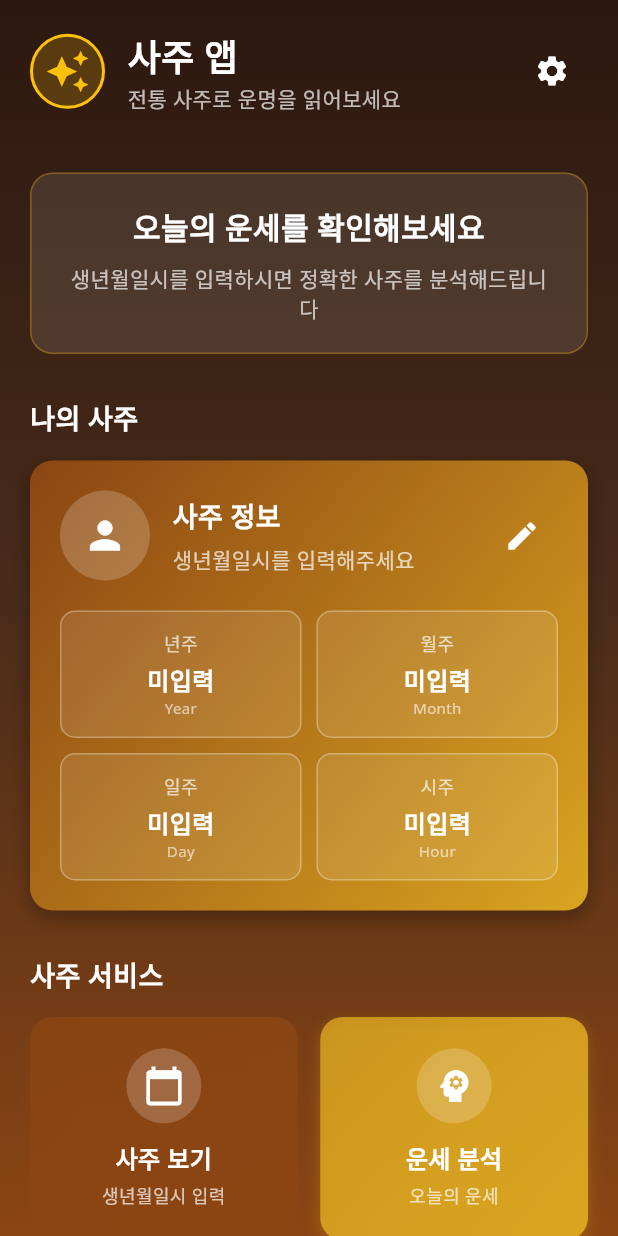
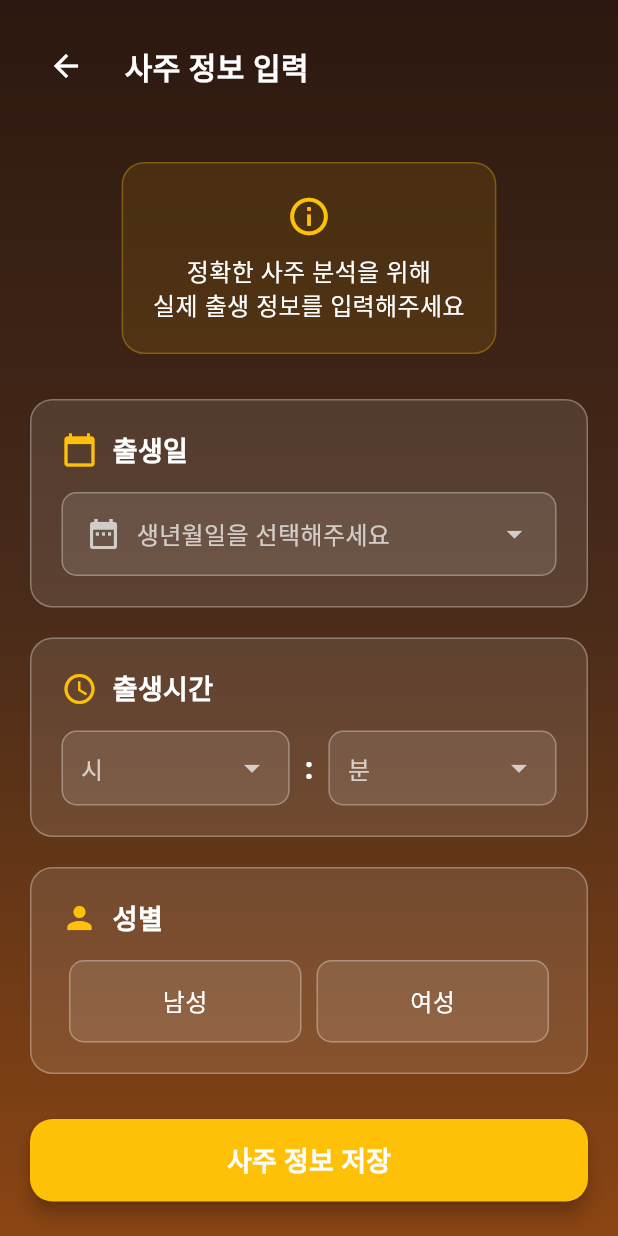
Before and after one commit to suhyun007/saju, a Flutter app: the screen it shows after launch, after a tap on the "edit" icon, on a phone screen of 412 x 824 dp. Run offline on Flutter 3.47's test engine with Material 3 defaults, Android fonts, the phone set to English and light mode, and no system bars; our stand-ins replace google_fonts, shared_preferences.

Commit message:
두번째 ㅎㅎ

```diff
--- /dev/null
+++ b/lib/models/saju_info.dart
@@ -0,0 +1,55 @@
+class SajuInfo {
+  final DateTime birthDate;
+  final int birthHour;
+  final int birthMinute;
+  final String gender;
+  final DateTime createdAt;
+
+  SajuInfo({
+    required this.birthDate,
+    required this.birthHour,
+    required this.birthMinute,
+    required this.gender,
+    DateTime? createdAt,
+  }) : createdAt = createdAt ?? DateTime.now();
+
+  // JSON 직렬화를 위한 메서드
+  Map<String, dynamic> toJson() {
+    return {
+      'birthDate': birthDate.toIso8601String(),
+      'birthHour': birthHour,
+      'birthMinute': birthMinute,
+      'gender': gender,
+      'createdAt': createdAt.toIso8601String(),
+    };
+  }
+
+  // JSON에서 객체 생성
+  factory SajuInfo.fromJson(Map<String, dynamic> json) {
+    return SajuInfo(
+      birthDate: DateTime.parse(json['birthDate']),
+      birthHour: json['birthHour'],
+      birthMinute: json['birthMinute'],
+      gender: json['gender'],
+      createdAt: DateTime.parse(json['createdAt']),
+    );
+  }
+
+  // 사주 계산을 위한 간단한 메서드들
+  String get yearText => '${birthDate.year}년';
+  String get monthText => '${birthDate.month}월';
+  String get dayText => '${birthDate.day}일';
+  String get timeText => '${birthHour.toString().padLeft(2, '0')}:${birthMinute.toString().padLeft(2, '0')}';
+
+  // 간단한 사주 정보 (실제로는 더 복잡한 계산이 필요)
+  String get yearSaju => _calculateSaju(birthDate.year);
+  String get monthSaju => _calculateSaju(birthDate.month);
+  String get daySaju => _calculateSaju(birthDate.day);
+  String get hourSaju => _calculateSaju(birthHour);
+
+  // 간단한 사주 계산 (실제로는 음력 변환과 천간지지 계산이 필요)
+  String _calculateSaju(int value) {
+    final sajuList = ['갑', '을', '병', '정', '무', '기', '경', '신', '임', '계'];
+    return sajuList[value % 10];
+  }
+}
--- /dev/null
+++ b/lib/screens/saju_input_screen.dart
@@ -0,0 +1,531 @@
+import 'package:flutter/material.dart';
+import 'package:google_fonts/google_fonts.dart';
+import '../models/saju_info.dart';
+import '../services/saju_service.dart';
+
+class SajuInputScreen extends StatefulWidget {
+  const SajuInputScreen({super.key});
+
+  @override
+  State<SajuInputScreen> createState() => _SajuInputScreenState();
+}
+
+class _SajuInputScreenState extends State<SajuInputScreen> {
+  final _formKey = GlobalKey<FormState>();
+  DateTime? _selectedDate;
+  String? _selectedHour;
+  String? _selectedMinute;
+  String? _selectedGender;
+
+  final List<String> _genders = ['남성', '여성'];
+  final List<String> _hours = List.generate(24, (index) => index.toString().padLeft(2, '0'));
+  final List<String> _minutes = List.generate(60, (index) => index.toString().padLeft(2, '0'));
+
+  @override
+  Widget build(BuildContext context) {
+    return Scaffold(
+      body: Container(
+        decoration: const BoxDecoration(
+          gradient: LinearGradient(
+            begin: Alignment.topCenter,
+            end: Alignment.bottomCenter,
+            colors: [
+              Color(0xFF2C1810),
+              Color(0xFF4A2C1A),
+              Color(0xFF8B4513),
+            ],
+          ),
+        ),
+        child: SafeArea(
+          child: Column(
+            children: [
+              // 헤더
+              _buildHeader(),
+
+              // 메인 콘텐츠
+              Expanded(
+                child: SingleChildScrollView(
+                  padding: const EdgeInsets.all(20),
+                  child: Form(
+                    key: _formKey,
+                    child: Column(
+                      children: [
+                        // 안내 메시지
+                        _buildInfoMessage(),
+
+                        const SizedBox(height: 30),
+
+                        // 생년월일 입력
+                        _buildDateInput(),
+
+                        const SizedBox(height: 20),
+
+                        // 출생시간 입력
+                        _buildTimeInput(),
+
+                        const SizedBox(height: 20),
+
+                        // 성별 선택
+                        _buildGenderInput(),
+
+                        const SizedBox(height: 30),
+
+                        // 저장 버튼
+                        _buildSaveButton(),
+                      ],
+                    ),
+                  ),
+                ),
+              ),
+            ],
+          ),
+        ),
+      ),
+    );
+  }
+
+  Widget _buildHeader() {
+    return Container(
+      padding: const EdgeInsets.all(20),
+      child: Row(
+        children: [
+          IconButton(
+            onPressed: () => Navigator.pop(context),
+            icon: const Icon(
+              Icons.arrow_back,
+              color: Colors.white,
+            ),
+          ),
+          const SizedBox(width: 15),
+          Text(
+            '사주 정보 입력',
+            style: GoogleFonts.notoSans(
+              fontSize: 20,
+              fontWeight: FontWeight.bold,
+              color: Colors.white,
+            ),
+          ),
+        ],
+      ),
+    );
+  }
+
+  Widget _buildInfoMessage() {
+    return Container(
+      padding: const EdgeInsets.all(20),
+      decoration: BoxDecoration(
+        color: Colors.amber.withOpacity(0.1),
+        borderRadius: BorderRadius.circular(15),
+        border: Border.all(color: Colors.amber.withOpacity(0.3)),
+      ),
+      child: Column(
+        children: [
+          const Icon(
+            Icons.info_outline,
+            color: Colors.amber,
+            size: 30,
+          ),
+          const SizedBox(height: 10),
+          Text(
+            '정확한 사주 분석을 위해\n실제 출생 정보를 입력해주세요',
+            style: GoogleFonts.notoSans(
+              fontSize: 16,
+              fontWeight: FontWeight.w500,
+              color: Colors.white,
+            ),
+            textAlign: TextAlign.center,
+          ),
+        ],
+      ),
+    );
+  }
+
+  Widget _buildDateInput() {
+    return Container(
+      padding: const EdgeInsets.all(20),
+      decoration: BoxDecoration(
+        color: Colors.white.withOpacity(0.1),
+        borderRadius: BorderRadius.circular(15),
+        border: Border.all(color: Colors.white.withOpacity(0.3)),
+      ),
+      child: Column(
+        crossAxisAlignment: CrossAxisAlignment.start,
+        children: [
+          Row(
+            children: [
+              const Icon(
+                Icons.calendar_today,
+                color: Colors.amber,
+                size: 24,
+              ),
+              const SizedBox(width: 10),
+              Text(
+                '출생일',
+                style: GoogleFonts.notoSans(
+                  fontSize: 18,
+                  fontWeight: FontWeight.bold,
+                  color: Colors.white,
+                ),
+              ),
+            ],
+          ),
+          const SizedBox(height: 15),
+          InkWell(
+            onTap: _selectDate,
+            child: Container(
+              padding: const EdgeInsets.all(15),
+              decoration: BoxDecoration(
+                color: Colors.white.withOpacity(0.1),
+                borderRadius: BorderRadius.circular(10),
+                border: Border.all(color: Colors.white.withOpacity(0.3)),
+              ),
+              child: Row(
+                children: [
+                  const Icon(
+                    Icons.date_range,
+                    color: Colors.white70,
+                  ),
+                  const SizedBox(width: 10),
+                  Expanded(
+                    child: Text(
+                      _selectedDate != null
+                          ? '${_selectedDate!.year}년 ${_selectedDate!.month}월 ${_selectedDate!.day}일'
+                          : '생년월일을 선택해주세요',
+                      style: GoogleFonts.notoSans(
+                        fontSize: 16,
+                        color: _selectedDate != null ? Colors.white : Colors.white70,
+                      ),
+                    ),
+                  ),
+                  const Icon(
+                    Icons.arrow_drop_down,
+                    color: Colors.white70,
+                  ),
+                ],
+              ),
+            ),
+          ),
+        ],
+      ),
+    );
+  }
+
+  Widget _buildTimeInput() {
+    return Container(
+      padding: const EdgeInsets.all(20),
+      decoration: BoxDecoration(
+        color: Colors.white.withOpacity(0.1),
+        borderRadius: BorderRadius.circular(15),
+        border: Border.all(color: Colors.white.withOpacity(0.3)),
+      ),
+      child: Column(
+        crossAxisAlignment: CrossAxisAlignment.start,
+        children: [
+          Row(
+            children: [
+              const Icon(
+                Icons.access_time,
+                color: Colors.amber,
+                size: 24,
+              ),
+              const SizedBox(width: 10),
+              Text(
+                '출생시간',
+                style: GoogleFonts.notoSans(
+                  fontSize: 18,
+                  fontWeight: FontWeight.bold,
+                  color: Colors.white,
+                ),
+              ),
+            ],
+          ),
+          const SizedBox(height: 15),
+          Row(
+            children: [
+              // 시간 선택
+              Expanded(
+                child: Container(
+                  padding: const EdgeInsets.symmetric(horizontal: 12),
+                  decoration: BoxDecoration(
+                    color: Colors.white.withOpacity(0.1),
+                    borderRadius: BorderRadius.circular(10),
+                    border: Border.all(color: Colors.white.withOpacity(0.3)),
+                  ),
+                  child: DropdownButtonHideUnderline(
+                    child: DropdownButton<String>(
+                      value: _selectedHour,
+                      hint: Text(
+                        '시',
+                        style: GoogleFonts.notoSans(
+                          fontSize: 16,
+                          color: Colors.white70,
+                        ),
+                      ),
+                      dropdownColor: const Color(0xFF4A2C1A),
+                      style: GoogleFonts.notoSans(
+                        fontSize: 16,
+                        color: Colors.white,
+                      ),
+                      icon: const Icon(
+                        Icons.arrow_drop_down,
+                        color: Colors.white70,
+                      ),
+                      items: _hours.map((String hour) {
+                        return DropdownMenuItem<String>(
+                          value: hour,
+                          child: Text(hour),
+                        );
+                      }).toList(),
+                      onChanged: (String? newValue) {
+                        setState(() {
+                          _selectedHour = newValue;
+                        });
+                      },
+                    ),
+                  ),
+                ),
+              ),
+              const SizedBox(width: 10),
+              Text(
+                ':',
+                style: GoogleFonts.notoSans(
+                  fontSize: 20,
+                  fontWeight: FontWeight.bold,
+                  color: Colors.white,
+                ),
+              ),
+              const SizedBox(width: 10),
+              // 분 선택
+              Expanded(
+                child: Container(
+                  padding: const EdgeInsets.symmetric(horizontal: 12),
+                  decoration: BoxDecoration(
+                    color: Colors.white.withOpacity(0.1),
+                    borderRadius: BorderRadius.circular(10),
+                    border: Border.all(color: Colors.white.withOpacity(0.3)),
+                  ),
+                  child: DropdownButtonHideUnderline(
+                    child: DropdownButton<String>(
+                      value: _selectedMinute,
+                      hint: Text(
+                        '분',
+                        style: GoogleFonts.notoSans(
+                          fontSize: 16,
+                          color: Colors.white70,
+                        ),
+                      ),
+                      dropdownColor: const Color(0xFF4A2C1A),
+                      style: GoogleFonts.notoSans(
+                        fontSize: 16,
+                        color: Colors.white,
+                      ),
+                      icon: const Icon(
+                        Icons.arrow_drop_down,
+                        color: Colors.white70,
+                      ),
+                      items: _minutes.map((String minute) {
+                        return DropdownMenuItem<String>(
+                          value: minute,
+                          child: Text(minute),
+                        );
+                      }).toList(),
+                      onChanged: (String? newValue) {
+                        setState(() {
+                          _selectedMinute = newValue;
+                        });
+                      },
+                    ),
+                  ),
+                ),
+              ),
+            ],
+          ),
+        ],
+      ),
+    );
+  }
+
+  Widget _buildGenderInput() {
+    return Container(
+      padding: const EdgeInsets.all(20),
+      decoration: BoxDecoration(
+        color: Colors.white.withOpacity(0.1),
+        borderRadius: BorderRadius.circular(15),
+        border: Border.all(color: Colors.white.withOpacity(0.3)),
+      ),
+      child: Column(
+        crossAxisAlignment: CrossAxisAlignment.start,
+        children: [
+          Row(
+            children: [
+              const Icon(
+                Icons.person,
+                color: Colors.amber,
+                size: 24,
+              ),
+              const SizedBox(width: 10),
+              Text(
+                '성별',
+                style: GoogleFonts.notoSans(
+                  fontSize: 18,
+                  fontWeight: FontWeight.bold,
+                  color: Colors.white,
+                ),
+              ),
+            ],
+          ),
+          const SizedBox(height: 15),
+          Row(
+            children: _genders.map((gender) {
+              final isSelected = _selectedGender == gender;
+              return Expanded(
+                child: GestureDetector(
+                  onTap: () {
+                    setState(() {
+                      _selectedGender = gender;
+                    });
+                  },
+                  child: Container(
+                    margin: const EdgeInsets.symmetric(horizontal: 5),
+                    padding: const EdgeInsets.all(15),
+                    decoration: BoxDecoration(
+                      color: isSelected
+                          ? Colors.amber.withOpacity(0.3)
+                          : Colors.white.withOpacity(0.1),
+                      borderRadius: BorderRadius.circular(10),
+                      border: Border.all(
+                        color: isSelected ? Colors.amber : Colors.white.withOpacity(0.3),
+                      ),
+                    ),
+                    child: Text(
+                      gender,
+                      style: GoogleFonts.notoSans(
+                        fontSize: 16,
+                        fontWeight: FontWeight.w500,
+                        color: isSelected ? Colors.amber : Colors.white,
+                      ),
+                      textAlign: TextAlign.center,
+                    ),
+                  ),
+                ),
+              );
+            }).toList(),
+          ),
+        ],
+      ),
+    );
+  }
+
+  Widget _buildSaveButton() {
+    return SizedBox(
+      width: double.infinity,
+      height: 55,
+      child: ElevatedButton(
+        onPressed: _saveSajuInfo,
+        style: ElevatedButton.styleFrom(
+          backgroundColor: Colors.amber,
+          foregroundColor: Colors.white,
+          shape: RoundedRectangleBorder(
+            borderRadius: BorderRadius.circular(15),
+          ),
+          elevation: 5,
+        ),
+        child: Text(
+          '사주 정보 저장',
+          style: GoogleFonts.notoSans(
+            fontSize: 18,
+            fontWeight: FontWeight.bold,
+          ),
+        ),
+      ),
+    );
+  }
+
+  Future<void> _selectDate() async {
+    final DateTime? picked = await showDatePicker(
+      context: context,
+      initialDate: _selectedDate ?? DateTime.now(),
+      firstDate: DateTime(1900),
+      lastDate: DateTime.now(),
+      builder: (context, child) {
+        return Theme(
+          data: Theme.of(context).copyWith(
+            colorScheme: const ColorScheme.dark(
+              primary: Colors.amber,
+              onPrimary: Colors.white,
+              surface: Color(0xFF4A2C1A),
+              onSurface: Colors.white,
+            ),
+            dialogBackgroundColor: const Color(0xFF2C1810),
+          ),
+          child: child!,
+        );
+      },
+    );
+    if (picked != null && picked != _selectedDate) {
+      setState(() {
+        _selectedDate = picked;
+      });
+    }
+  }
+
+  void _saveSajuInfo() async {
+    if (_selectedDate == null) {
+      _showSnackBar('출생일을 선택해주세요.');
+      return;
+    }
+
+    if (_selectedHour == null) {
+      _showSnackBar('출생시간(시)을 선택해주세요.');
+      return;
+    }
+
+    if (_selectedMinute == null) {
+      _showSnackBar('출생시간(분)을 선택해주세요.');
+      return;
+    }
+
+    if (_selectedGender == null) {
+      _showSnackBar('성별을 선택해주세요.');
+      return;
+    }
+
+    // 사주 정보 생성
+    final sajuInfo = SajuInfo(
+      birthDate: _selectedDate!,
+      birthHour: int.parse(_selectedHour!),
+      birthMinute: int.parse(_selectedMinute!),
+      gender: _selectedGender!,
+    );
+
+    // 사주 정보 저장
+    final success = await SajuService.saveSajuInfo(sajuInfo);
+
+    if (success) {
+      _showSnackBar('사주 정보가 저장되었습니다!');
+      // 홈 화면으로 돌아가기
+      Navigator.pop(context, true); // true를 전달하여 홈 화면에서 새로고침하도록 함
+    } else {
+      _showSnackBar('사주 정보 저장에 실패했습니다.');
+    }
+  }
+
+  void _showSnackBar(String message) {
+    ScaffoldMessenger.of(context).showSnackBar(
+      SnackBar(
+        content: Text(
+          message,
+          style: GoogleFonts.notoSans(
+            fontSize: 16,
+            color: Colors.white,
+          ),
+        ),
+        backgroundColor: Colors.amber,
+        behavior: SnackBarBehavior.floating,
+        shape: RoundedRectangleBorder(
+          borderRadius: BorderRadius.circular(10),
+        ),
+      ),
+    );
+  }
+}
--- /dev/null
+++ b/lib/services/saju_service.dart
@@ -0,0 +1,53 @@
+import 'dart:convert';
+import 'package:shared_preferences/shared_preferences.dart';
+import '../models/saju_info.dart';
+
+class SajuService {
+  static const String _sajuKey = 'saju_info';
+
+  // 사주 정보 저장
+  static Future<bool> saveSajuInfo(SajuInfo sajuInfo) async {
+    try {
+      final prefs = await SharedPreferences.getInstance();
+      final jsonString = jsonEncode(sajuInfo.toJson());
+      return await prefs.setString(_sajuKey, jsonString);
+    } catch (e) {
+      print('사주 정보 저장 실패: $e');
+      return false;
+    }
+  }
+
+  // 사주 정보 불러오기
+  static Future<SajuInfo?> loadSajuInfo() async {
+    try {
+      final prefs = await SharedPreferences.getInstance();
+      final jsonString = prefs.getString(_sajuKey);
+
+      if (jsonString != null) {
+        final json = jsonDecode(jsonString);
+        return SajuInfo.fromJson(json);
+      }
+      return null;
+    } catch (e) {
+      print('사주 정보 불러오기 실패: $e');
+      return null;
+    }
+  }
+
+  // 사주 정보 삭제
+  static Future<bool> deleteSajuInfo() async {
+    try {
+      final prefs = await SharedPreferences.getInstance();
+      return await prefs.remove(_sajuKey);
+    } catch (e) {
+      print('사주 정보 삭제 실패: $e');
+      return false;
+    }
+  }
+
+  // 사주 정보 존재 여부 확인
+  static Future<bool> hasSajuInfo() async {
+    final sajuInfo = await loadSajuInfo();
+    return sajuInfo != null;
+  }
+}
--- a/lib/widgets/saju_card.dart
+++ b/lib/widgets/saju_card.dart
@@ -1,8 +1,37 @@
 import 'package:flutter/material.dart';
 import 'package:google_fonts/google_fonts.dart';
+import '../screens/saju_input_screen.dart';
+import '../models/saju_info.dart';
+import '../services/saju_service.dart';
 
-class SajuCard extends StatelessWidget {
+class SajuCard extends StatefulWidget {
   const SajuCard({super.key});
+
+  @override
+  State<SajuCard> createState() => _SajuCardState();
+}
+
+class _SajuCardState extends State<SajuCard> {
+  SajuInfo? _sajuInfo;
+  bool _isLoading = true;
+
+  @override
+  void initState() {
+    super.initState();
+    _loadSajuInfo();
+  }
+
+  Future<void> _loadSajuInfo() async {
+    final sajuInfo = await SajuService.loadSajuInfo();
+    setState(() {
+      _sajuInfo = sajuInfo;
+      _isLoading = false;
+    });
+  }
+
+  Future<void> _refreshSajuInfo() async {
+    await _loadSajuInfo();
+  }
 
   @override
   Widget build(BuildContext context) {
@@ -58,7 +87,11 @@ class SajuCard extends StatelessWidget {
                     ),
                     const SizedBox(height: 5),
                     Text(
-                      '생년월일시를 입력해주세요',
+                      _isLoading
+                          ? '로딩 중...'
+                          : _sajuInfo != null
+                              ? '${_sajuInfo!.yearText} ${_sajuInfo!.monthText} ${_sajuInfo!.dayText} ${_sajuInfo!.timeText}'
+                              : '생년월일시를 입력해주세요',
                       style: GoogleFonts.notoSans(
                         fontSize: 14,
                         color: Colors.white70,
@@ -68,8 +101,18 @@ class SajuCard extends StatelessWidget {
                 ),
               ),
               IconButton(
-                onPressed: () {
-                  // 사주 입력 화면으로 이동
+                onPressed: () async {
+                  final result = await Navigator.push(
+                    context,
+                    MaterialPageRoute(
+                      builder: (context) => const SajuInputScreen(),
+                    ),
+                  );
+
+                  // 사주 정보가 저장되었으면 새로고침
+                  if (result == true) {
+                    _refreshSajuInfo();
+                  }
                 },
                 icon: const Icon(
                   Icons.edit,
@@ -86,21 +129,51 @@ class SajuCard extends StatelessWidget {
   }
 
   Widget _buildSajuGrid() {
+    if (_isLoading) {
+      return const Center(
+        child: CircularProgressIndicator(
+          color: Colors.white,
+        ),
+      );
+    }
+
+    if (_sajuInfo == null) {
+      return Column(
+        children: [
+          Row(
+            children: [
+              Expanded(child: _buildSajuItem('년주', '미입력', 'Year')),
+              const SizedBox(width: 10),
+              Expanded(child: _buildSajuItem('월주', '미입력', 'Month')),
+            ],
+          ),
+          const SizedBox(height: 10),
+          Row(
+            children: [
+              Expanded(child: _buildSajuItem('일주', '미입력', 'Day')),
+              const SizedBox(width: 10),
+              Expanded(child: _buildSajuItem('시주', '미입력', 'Hour')),
+            ],
+          ),
+        ],
+      );
+    }
+
     return Column(
       children: [
         Row(
           children: [
-            Expanded(child: _buildSajuItem('년주', '미입력', 'Year')),
+            Expanded(child: _buildSajuItem('년주', _sajuInfo!.yearSaju, 'Year')),
             const SizedBox(width: 10),
-            Expanded(child: _buildSajuItem('월주', '미입력', 'Month')),
+            Expanded(child: _buildSajuItem('월주', _sajuInfo!.monthSaju, 'Month')),
           ],
         ),
         const SizedBox(height: 10),
         Row(
           children: [
-            Expanded(child: _buildSajuItem('일주', '미입력', 'Day')),
+            Expanded(child: _buildSajuItem('일주', _sajuInfo!.daySaju, 'Day')),
             const SizedBox(width: 10),
-            Expanded(child: _buildSajuItem('시주', '미입력', 'Hour')),
+            Expanded(child: _buildSajuItem('시주', _sajuInfo!.hourSaju, 'Hour')),
           ],
         ),
       ],
```
Also changed, not shown: pubspec.yaml (+0 -7 lines), 4 other files.
